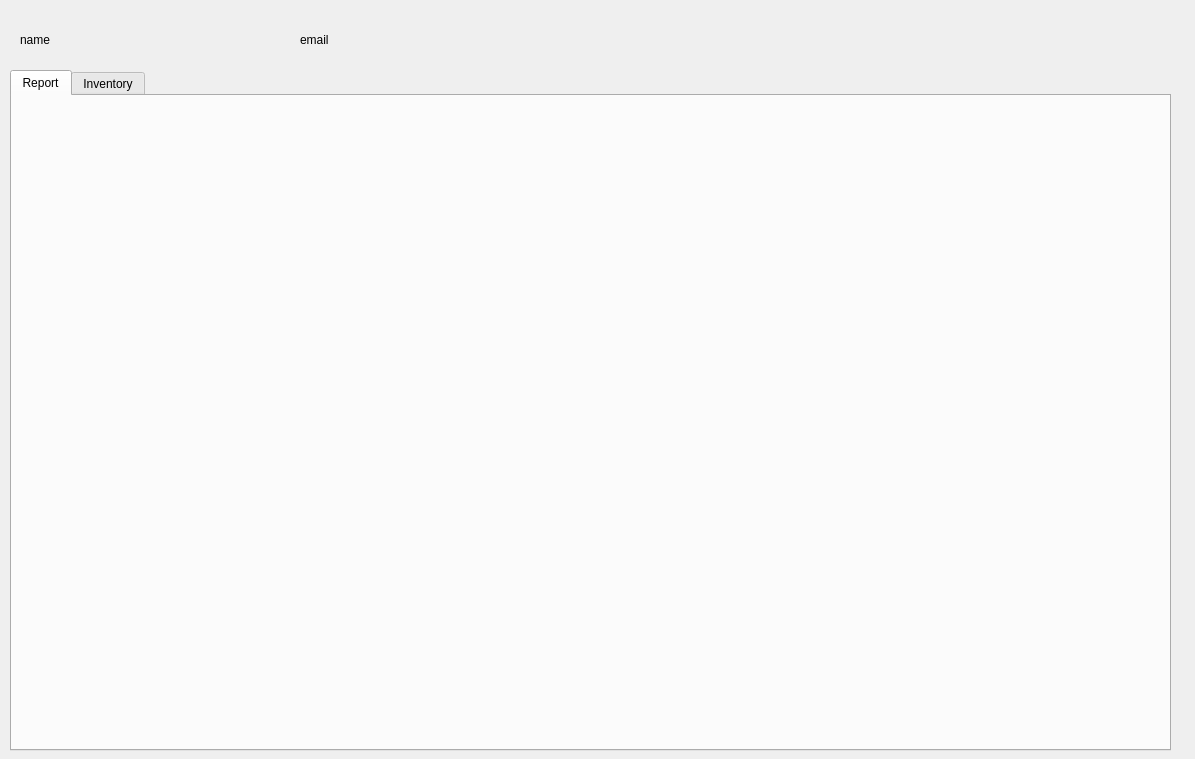
The window that InventorySysytem-GUI/adminmenu.ui (umerghafoor/Open-Inventory) describes before a commit, drawn with Qt 5.
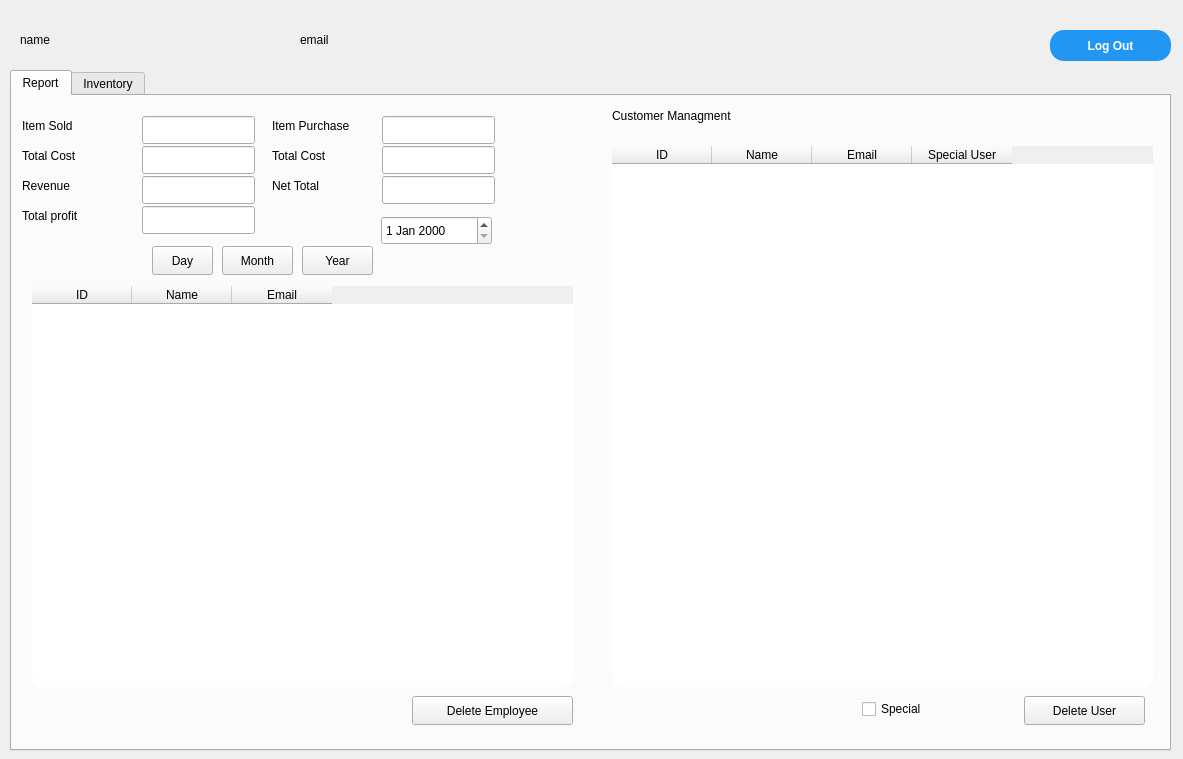
The same window after the commit. The open tabs and pages were chosen to show the change. Icons and pictures are not drawn.

```diff
--- a/InventorySysytem-GUI/adminmenu.ui
+++ b/InventorySysytem-GUI/adminmenu.ui
@@ -6,7 +6,7 @@
    <rect>
     <x>0</x>
     <y>0</y>
-    <width>1195</width>
+    <width>1183</width>
     <height>759</height>
    </rect>
   </property>
@@ -33,6 +33,486 @@
      <attribute name="title">
       <string>Report</string>
      </attribute>
+     <widget class="QLabel" name="label">
+      <property name="geometry">
+       <rect>
+        <x>10</x>
+        <y>20</y>
+        <width>101</width>
+        <height>20</height>
+       </rect>
+      </property>
+      <property name="text">
+       <string>Item Sold</string>
+      </property>
+     </widget>
+     <widget class="QLabel" name="label_6">
+      <property name="geometry">
+       <rect>
+        <x>10</x>
+        <y>50</y>
+        <width>111</width>
+        <height>20</height>
+       </rect>
+      </property>
+      <property name="text">
+       <string>Total Cost</string>
+      </property>
+     </widget>
+     <widget class="QLabel" name="label_7">
+      <property name="geometry">
+       <rect>
+        <x>10</x>
+        <y>110</y>
+        <width>121</width>
+        <height>20</height>
+       </rect>
+      </property>
+      <property name="text">
+       <string>Total profit</string>
+      </property>
+     </widget>
+     <widget class="QLineEdit" name="itemSold">
+      <property name="geometry">
+       <rect>
+        <x>130</x>
+        <y>20</y>
+        <width>113</width>
+        <height>28</height>
+       </rect>
+      </property>
+      <property name="readOnly">
+       <bool>true</bool>
+      </property>
+      <property name="clearButtonEnabled">
+       <bool>false</bool>
+      </property>
+     </widget>
+     <widget class="QLineEdit" name="itemSoldCost">
+      <property name="geometry">
+       <rect>
+        <x>130</x>
+        <y>50</y>
+        <width>113</width>
+        <height>28</height>
+       </rect>
+      </property>
+      <property name="readOnly">
+       <bool>true</bool>
+      </property>
+     </widget>
+     <widget class="QLineEdit" name="itemProfit">
+      <property name="geometry">
+       <rect>
+        <x>130</x>
+        <y>110</y>
+        <width>113</width>
+        <height>28</height>
+       </rect>
+      </property>
+      <property name="readOnly">
+       <bool>true</bool>
+      </property>
+     </widget>
+     <widget class="QDateEdit" name="dateEdit">
+      <property name="geometry">
+       <rect>
+        <x>369</x>
+        <y>120</y>
+        <width>111</width>
+        <height>29</height>
+       </rect>
+      </property>
+     </widget>
+     <widget class="QLineEdit" name="itemPurchase">
+      <property name="geometry">
+       <rect>
+        <x>370</x>
+        <y>20</y>
+        <width>113</width>
+        <height>28</height>
+       </rect>
+      </property>
+      <property name="readOnly">
+       <bool>true</bool>
+      </property>
+      <property name="clearButtonEnabled">
+       <bool>false</bool>
+      </property>
+     </widget>
+     <widget class="QLineEdit" name="itemCost">
+      <property name="geometry">
+       <rect>
+        <x>370</x>
+        <y>50</y>
+        <width>113</width>
+        <height>28</height>
+       </rect>
+      </property>
+      <property name="readOnly">
+       <bool>true</bool>
+      </property>
+      <property name="clearButtonEnabled">
+       <bool>false</bool>
+      </property>
+     </widget>
+     <widget class="QLineEdit" name="netTotal">
+      <property name="geometry">
+       <rect>
+        <x>370</x>
+        <y>80</y>
+        <width>113</width>
+        <height>28</height>
+       </rect>
+      </property>
+      <property name="readOnly">
+       <bool>true</bool>
+      </property>
+      <property name="clearButtonEnabled">
+       <bool>false</bool>
+      </property>
+     </widget>
+     <widget class="QLabel" name="label_8">
+      <property name="geometry">
+       <rect>
+        <x>260</x>
+        <y>20</y>
+        <width>101</width>
+        <height>20</height>
+       </rect>
+      </property>
+      <property name="text">
+       <string>Item Purchase</string>
+      </property>
+     </widget>
+     <widget class="QLabel" name="label_9">
+      <property name="geometry">
+       <rect>
+        <x>260</x>
+        <y>50</y>
+        <width>111</width>
+        <height>20</height>
+       </rect>
+      </property>
+      <property name="text">
+       <string>Total Cost</string>
+      </property>
+     </widget>
+     <widget class="QLabel" name="label_10">
+      <property name="geometry">
+       <rect>
+        <x>260</x>
+        <y>80</y>
+        <width>121</width>
+        <height>20</height>
+       </rect>
+      </property>
+      <property name="text">
+       <string>Net Total</string>
+      </property>
+     </widget>
+     <widget class="QPushButton" name="ofYear">
+      <property name="geometry">
+       <rect>
+        <x>290</x>
+        <y>150</y>
+        <width>71</width>
+        <height>29</height>
+       </rect>
+      </property>
+      <property name="text">
+       <string>Year</string>
+      </property>
+     </widget>
+     <widget class="QPushButton" name="odMonth">
+      <property name="geometry">
+       <rect>
+        <x>210</x>
+        <y>150</y>
+        <width>71</width>
+        <height>29</height>
+       </rect>
+      </property>
+      <property name="text">
+       <string>Month</string>
+      </property>
+     </widget>
+     <widget class="QPushButton" name="ofDay">
+      <property name="geometry">
+       <rect>
+        <x>140</x>
+        <y>150</y>
+        <width>61</width>
+        <height>29</height>
+       </rect>
+      </property>
+      <property name="text">
+       <string>Day</string>
+      </property>
+     </widget>
+     <widget class="QLineEdit" name="itemRevenue">
+      <property name="geometry">
+       <rect>
+        <x>130</x>
+        <y>80</y>
+        <width>113</width>
+        <height>28</height>
+       </rect>
+      </property>
+      <property name="readOnly">
+       <bool>true</bool>
+      </property>
+     </widget>
+     <widget class="QLabel" name="label_11">
+      <property name="geometry">
+       <rect>
+        <x>10</x>
+        <y>80</y>
+        <width>101</width>
+        <height>20</height>
+       </rect>
+      </property>
+      <property name="text">
+       <string>Revenue</string>
+      </property>
+     </widget>
+     <widget class="QTableWidget" name="allUsers">
+      <property name="enabled">
+       <bool>true</bool>
+      </property>
+      <property name="geometry">
+       <rect>
+        <x>600</x>
+        <y>50</y>
+        <width>541</width>
+        <height>541</height>
+       </rect>
+      </property>
+      <property name="styleSheet">
+       <string notr="true">QTableWidget
+ {
+    background-color: white;
+    border-radius: 10px;
+}
+
+QTableView 
+{
+    border: none;
+}
+
+
+QScrollBar:vertical {
+    background-color: #FFFFFF;
+    border-radius: 10px;
+	margin-right: 5px;
+}
+
+QScrollBar::handle:vertical {
+    background-color: #4DA6FF;
+    border-radius: 10px;
+}
+
+QScrollBar::add-line:vertical,
+QScrollBar::sub-line:vertical {
+    height: 0px;
+}
+
+QTableWidget::item:selected {
+    background-color: #4DA6FF;
+    color: white;
+}
+
+QTableWidget::item:selected:focus {
+    outline: none;
+}
+
+QTableWidget::item:selected:active {
+    border-top-left-radius: 12px;
+    border-bottom-left-radius: 12px;
+    border-top-right-radius: 12px;
+    border-bottom-right-radius: 12px;
+}
+
+QTableWidget::item:selected:first {
+    border-top-left-radius: 12px;
+    border-bottom-left-radius: 12px;
+}
+
+QTableWidget::item:selected:last {
+    border-top-right-radius: 12px;
+    border-bottom-right-radius: 12px;
+}
+</string>
+      </property>
+      <property name="showGrid">
+       <bool>false</bool>
+      </property>
+      <property name="gridStyle">
+       <enum>Qt::DashLine</enum>
+      </property>
+      <column>
+       <property name="text">
+        <string>ID</string>
+       </property>
+      </column>
+      <column>
+       <property name="text">
+        <string>Name</string>
+       </property>
+      </column>
+      <column>
+       <property name="text">
+        <string>Email</string>
+       </property>
+      </column>
+      <column>
+       <property name="text">
+        <string>Special User</string>
+       </property>
+      </column>
+     </widget>
+     <widget class="QLabel" name="label_12">
+      <property name="geometry">
+       <rect>
+        <x>600</x>
+        <y>10</y>
+        <width>181</width>
+        <height>20</height>
+       </rect>
+      </property>
+      <property name="text">
+       <string>Customer Managment</string>
+      </property>
+     </widget>
+     <widget class="QTableWidget" name="allEmployee">
+      <property name="enabled">
+       <bool>true</bool>
+      </property>
+      <property name="geometry">
+       <rect>
+        <x>20</x>
+        <y>190</y>
+        <width>541</width>
+        <height>401</height>
+       </rect>
+      </property>
+      <property name="styleSheet">
+       <string notr="true">QTableWidget
+ {
+    background-color: white;
+    border-radius: 10px;
+}
+
+QTableView 
+{
+    border: none;
+}
+
+
+QScrollBar:vertical {
+    background-color: #FFFFFF;
+    border-radius: 10px;
+	margin-right: 5px;
+}
+
+QScrollBar::handle:vertical {
+    background-color: #4DA6FF;
+    border-radius: 10px;
+}
+
+QScrollBar::add-line:vertical,
+QScrollBar::sub-line:vertical {
+    height: 0px;
+}
+
+QTableWidget::item:selected {
+    background-color: #4DA6FF;
+    color: white;
+}
+
+QTableWidget::item:selected:focus {
+    outline: none;
+}
+
+QTableWidget::item:selected:active {
+    border-top-left-radius: 12px;
+    border-bottom-left-radius: 12px;
+    border-top-right-radius: 12px;
+    border-bottom-right-radius: 12px;
+}
+
+QTableWidget::item:selected:first {
+    border-top-left-radius: 12px;
+    border-bottom-left-radius: 12px;
+}
+
+QTableWidget::item:selected:last {
+    border-top-right-radius: 12px;
+    border-bottom-right-radius: 12px;
+}
+</string>
+      </property>
+      <property name="showGrid">
+       <bool>false</bool>
+      </property>
+      <property name="gridStyle">
+       <enum>Qt::DashLine</enum>
+      </property>
+      <column>
+       <property name="text">
+        <string>ID</string>
+       </property>
+      </column>
+      <column>
+       <property name="text">
+        <string>Name</string>
+       </property>
+      </column>
+      <column>
+       <property name="text">
+        <string>Email</string>
+       </property>
+      </column>
+     </widget>
+     <widget class="QCheckBox" name="checkSpecical">
+      <property name="geometry">
+       <rect>
+        <x>850</x>
+        <y>600</y>
+        <width>93</width>
+        <height>26</height>
+       </rect>
+      </property>
+      <property name="text">
+       <string>Special</string>
+      </property>
+     </widget>
+     <widget class="QPushButton" name="deleteUser">
+      <property name="geometry">
+       <rect>
+        <x>1012</x>
+        <y>600</y>
+        <width>121</width>
+        <height>29</height>
+       </rect>
+      </property>
+      <property name="text">
+       <string>Delete User</string>
+      </property>
+     </widget>
+     <widget class="QPushButton" name="deleteEmployee">
+      <property name="geometry">
+       <rect>
+        <x>400</x>
+        <y>600</y>
+        <width>161</width>
+        <height>29</height>
+       </rect>
+      </property>
+      <property name="text">
+       <string>Delete Employee</string>
+      </property>
+     </widget>
     </widget>
     <widget class="QWidget" name="inventoryTab">
      <attribute name="title">
@@ -762,6 +1242,37 @@
      <string>name</string>
     </property>
    </widget>
+   <widget class="QPushButton" name="logOut">
+    <property name="geometry">
+     <rect>
+      <x>1050</x>
+      <y>30</y>
+      <width>121</width>
+      <height>31</height>
+     </rect>
+    </property>
+    <property name="styleSheet">
+     <string notr="true">QPushButton {
+    background-color: #2196F3;
+    color: #FFFFFF;
+    border-radius: 14px;
+    padding: 4px 10px;
+    font-weight: bold;
+}
+
+QPushButton:hover {
+    background-color: #1976D2;
+}
+
+QPushButton:pressed {
+    background-color: #0D47A1;
+}
+</string>
+    </property>
+    <property name="text">
+     <string>Log Out</string>
+    </property>
+   </widget>
   </widget>
  </widget>
  <resources/>
```
Left out of the diff: 2 changed lines with no effect on the pictures.
